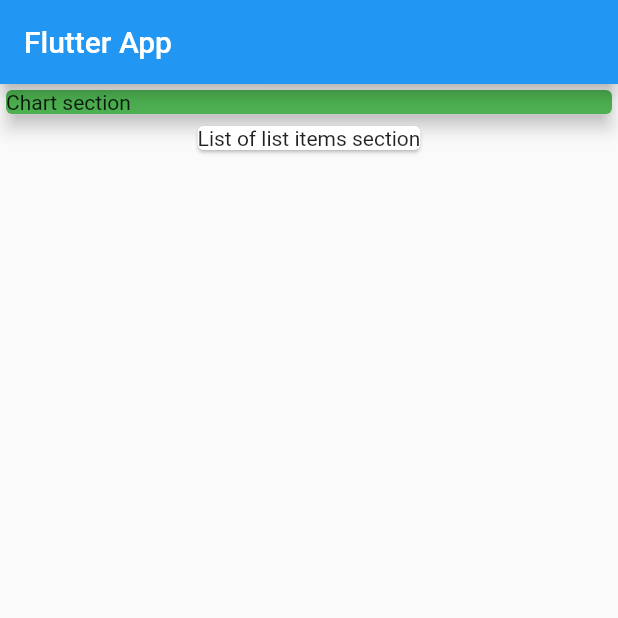
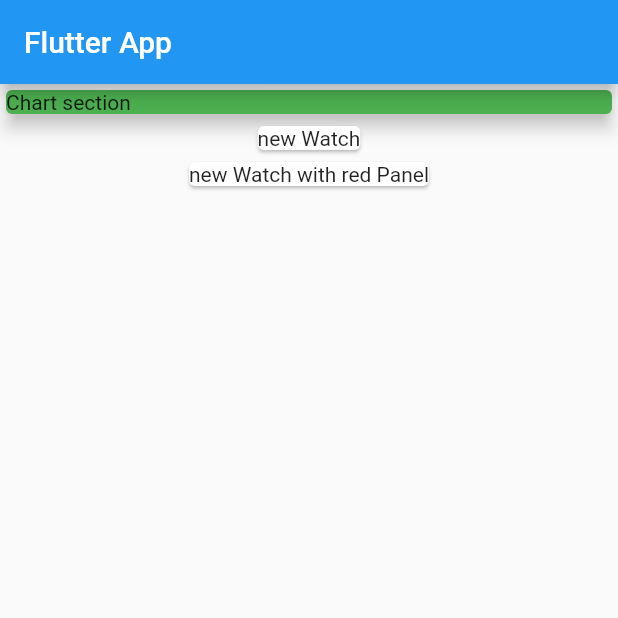
Before and after one commit to sachin96Boy/expance_demo_app, a Flutter app: the screen it shows after launch, on a phone screen of 412 x 824 dp, the top half of it. Run offline on Flutter 3.47's test engine with Material 2 defaults, Android fonts, the light colour scheme and no system bars.

Commit message:
chor: get list of transactions

```diff
--- /dev/null
+++ b/lib/Transaction/transaction.dart
@@ -0,0 +1,12 @@
+class Transaction {
+  final String id;
+  final String title;
+  final double amount;
+  final DateTime date;
+
+  Transaction(
+      {required this.id,
+      required this.title,
+      required this.amount,
+      required this.date});
+}
--- a/lib/main.dart
+++ b/lib/main.dart
@@ -25,7 +25,7 @@
         // is not restarted.
         primarySwatch: Colors.blue,
       ),
-      home: const HomePage(),
+      home: HomePage(),
     );
   }
 }
--- a/lib/pages/home_page.dart
+++ b/lib/pages/home_page.dart
@@ -1,7 +1,22 @@
 import 'package:flutter/material.dart';
+import 'package:personal_expance_app/Transaction/transaction.dart';
 
 class HomePage extends StatelessWidget {
-  const HomePage({super.key});
+  final List<Transaction> transactions = [
+    Transaction(
+      id: "t1",
+      title: "new Watch",
+      amount: 67.35,
+      date: DateTime.now(),
+    ),
+    Transaction(
+      id: "t2",
+      title: "new Watch with red Panel",
+      amount: 45.35,
+      date: DateTime.now(),
+    ),
+  ];
+  HomePage({super.key});
 
   @override
   Widget build(BuildContext context) {
@@ -10,8 +25,8 @@
         title: const Text("Flutter App"),
       ),
       body: Column(
-        children: const [
-          SizedBox(
+        children: [
+          const SizedBox(
             width: double.infinity,
             child: Card(
               color: Colors.green,
@@ -19,8 +34,12 @@
               child: Text('Chart section'),
             ),
           ),
-          Card(
-            child: Text("List of list items section"),
+          Column(
+            children: transactions
+                .map((elem) => Card(
+                      child: Text(elem.title),
+                    ))
+                .toList(),
           )
         ],
       ),
```
